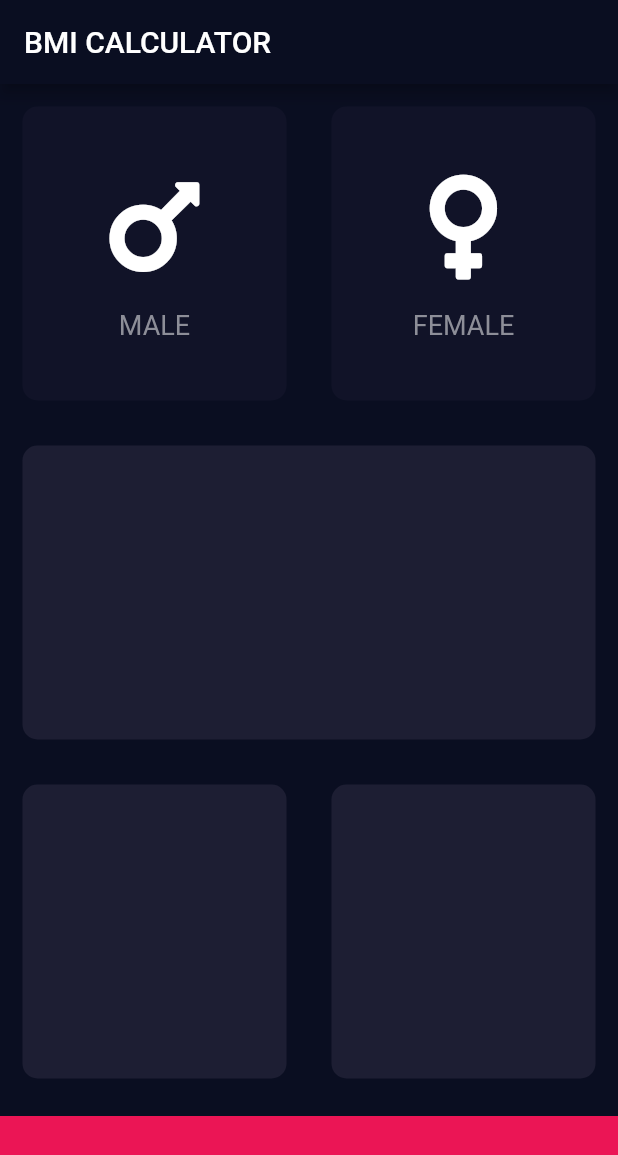
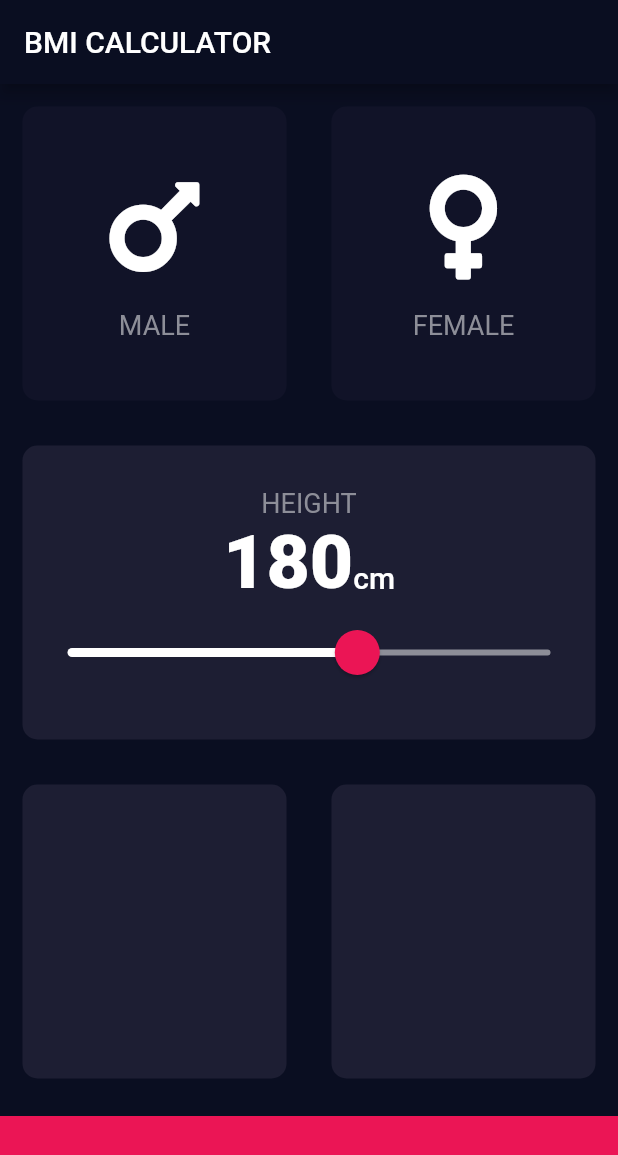
Before and after one commit to mo3sw/Flutter_small_projects, a Flutter app: the screen it shows after launch, on a phone screen of 412 x 824 dp. Shown: the top 1155 px of the screen. Run offline on Flutter 3.47's test engine with Material 2 defaults, Android fonts, the phone set to English and light mode, and no system bars; our stand-ins replace audioplayers, font_awesome_flutter.

Commit message:
BMI: Added the slider and its full design

```diff
--- /dev/null
+++ b/bmi-calculator-flutter-master/lib/constants.dart
@@ -0,0 +1,21 @@
+import 'package:flutter/material.dart';
+
+const kBottomContainerHeight = 80.0;
+const kActiveCardColor = Color(0xFF1D1E33);
+const kInactiveCardColor = Color(0xFF111328);
+const kBottomContainerColor = Color(0xFFEB1555);
+
+const kLabelTextStyle = TextStyle(
+  fontSize: 18.0,
+  color: Color(0xFF8D8E98),
+);
+
+const kHeightLabelTextStyle = TextStyle(
+  fontSize: 50.0,
+  fontWeight: FontWeight.w900,
+);
+
+const kCMLabelTextStyle = TextStyle(
+  fontSize: 20.0,
+  fontWeight: FontWeight.w500,
+);
--- a/bmi-calculator-flutter-master/lib/gender_widget.dart
+++ b/bmi-calculator-flutter-master/lib/gender_widget.dart
@@ -1,4 +1,5 @@
 import 'package:flutter/material.dart';
+import 'constants.dart';
 
 
 class GenderWidget extends StatelessWidget {
@@ -70,10 +71,7 @@ class GenderWidget extends StatelessWidget {
         ),
         Text(
           label,
-          style: TextStyle(
-            fontSize: 18.0,
-            color: Color(0xFF8D8E98),
-          ),
+          style: kLabelTextStyle,
         ),
       ],
     );
--- a/bmi-calculator-flutter-master/lib/input_page.dart
+++ b/bmi-calculator-flutter-master/lib/input_page.dart
@@ -1,14 +1,11 @@
 import 'package:flutter/material.dart';
 import 'reusable_card.dart';
 import 'gender_widget.dart';
+import 'constants.dart';
 import 'package:font_awesome_flutter/font_awesome_flutter.dart';
 
-const bottomContainerHeight = 80.0;
-const activeCardColor = Color(0xFF1D1E33);
-const inactiveCardColor = Color(0xFF111328);
-const bottomContainerColor = Color(0xFFEB1555);
 
-enum Gender{
+enum Gender {
   Male,
   Female,
 }
@@ -19,10 +16,10 @@ class InputPage extends StatefulWidget {
 }
 
 class _InputPageState extends State<InputPage> {
-
 //  Color maleCardColor = inactiveCardColor;
 //  Color femaleCardColor = inactiveCardColor;
   Gender selectedGender;
+  int height = 180;
 
 //  void updateColor(Gender gender){
 //    if(gender == Gender.Male){
@@ -47,12 +44,15 @@ class _InputPageState extends State<InputPage> {
               children: <Widget>[
                 Expanded(
                   child: new ReusableCard(
-                    onPress: (){
+                    // Passing a function to the object
+                    onPress: () {
                       setState(() {
                         selectedGender = Gender.Male;
                       });
                     },
-                    color: selectedGender == Gender.Male ? activeCardColor : inactiveCardColor,
+                    color: selectedGender == Gender.Male
+                        ? kActiveCardColor
+                        : kInactiveCardColor,
                     cardChild: new GenderWidget(
                       icon: FontAwesomeIcons.mars,
                       label: 'MALE',
@@ -61,12 +61,14 @@ class _InputPageState extends State<InputPage> {
                 ),
                 Expanded(
                   child: new ReusableCard(
-                    onPress: (){
+                    onPress: () {
                       setState(() {
                         selectedGender = Gender.Female;
                       });
                     },
-                    color: selectedGender == Gender.Female ? activeCardColor : inactiveCardColor,
+                    color: selectedGender == Gender.Female
+                        ? kActiveCardColor
+                        : kInactiveCardColor,
                     cardChild: new GenderWidget(
                       icon: FontAwesomeIcons.venus,
                       label: 'FEMALE',
@@ -81,7 +83,57 @@ class _InputPageState extends State<InputPage> {
               children: <Widget>[
                 Expanded(
                   child: new ReusableCard(
-                    color: activeCardColor,
+                    color: kActiveCardColor,
+                    cardChild: Column(
+                      mainAxisAlignment: MainAxisAlignment.center,
+                      children: <Widget>[
+                        Text(
+                          'HEIGHT',
+                          style: kLabelTextStyle,
+                        ),
+                        Row(
+                          mainAxisAlignment: MainAxisAlignment.center,
+                          crossAxisAlignment: CrossAxisAlignment.baseline,
+                          textBaseline: TextBaseline.alphabetic,
+                          children: <Widget>[
+                            Text(
+                              height.toString(),
+                              style: kHeightLabelTextStyle,
+                            ),
+                            Text(
+                              'cm',
+                              style: kCMLabelTextStyle,
+                            ),
+                          ],
+                        ),
+                        SliderTheme(
+                          data: SliderTheme.of(context).copyWith(
+                            thumbColor: Color(0xFFEB1555),
+                            activeTrackColor: Colors.white,
+                            inactiveTrackColor: Color(0xFF8D8E98),
+                            overlayColor: Color(0x29EB1555),
+                            thumbShape: RoundSliderThumbShape(
+                              enabledThumbRadius: 15.0,
+                            ),
+                            overlayShape: RoundSliderOverlayShape(
+                              overlayRadius: 30.0,
+                            ),
+                          ),
+                          child: Slider(
+                            min: 120.0,
+                            max: 220.0,
+                            value: height.toDouble(),
+//                            activeColor: kBottomContainerColor,
+                            onChanged: (double height){
+                              setState(() {
+                                this.height = height.round();
+                              });
+                              print(height);
+                            },
+                          ),
+                        ),
+                      ],
+                    ),
                   ),
                 ),
               ],
@@ -92,22 +144,22 @@ class _InputPageState extends State<InputPage> {
               children: <Widget>[
                 Expanded(
                   child: new ReusableCard(
-                    color: activeCardColor,
+                    color: kActiveCardColor,
                   ),
                 ),
                 Expanded(
                   child: new ReusableCard(
-                    color: activeCardColor,
+                    color: kActiveCardColor,
                   ),
                 ),
               ],
             ),
           ),
           Container(
-            color: bottomContainerColor,
+            color: kBottomContainerColor,
             margin: EdgeInsets.only(top: 10.0),
             width: double.infinity,
-            height: bottomContainerHeight,
+            height: kBottomContainerHeight,
           ),
         ],
       ),
```
